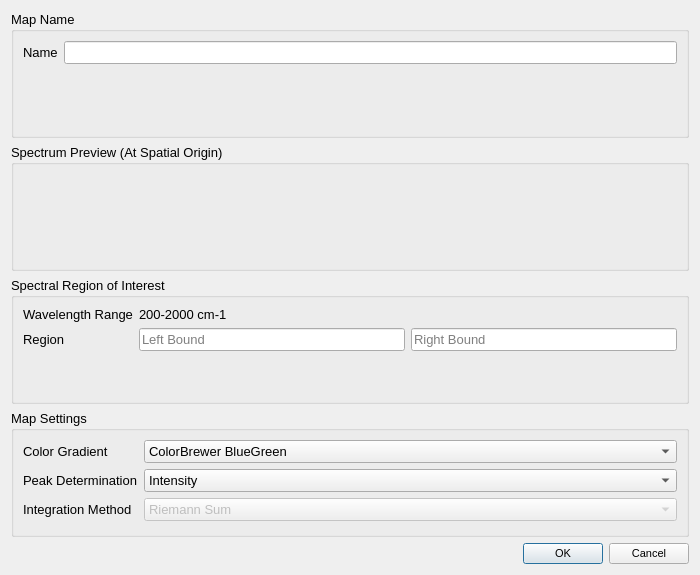
Qt form univariatedialog.ui (VespucciProject/Vespucci) before a commit.
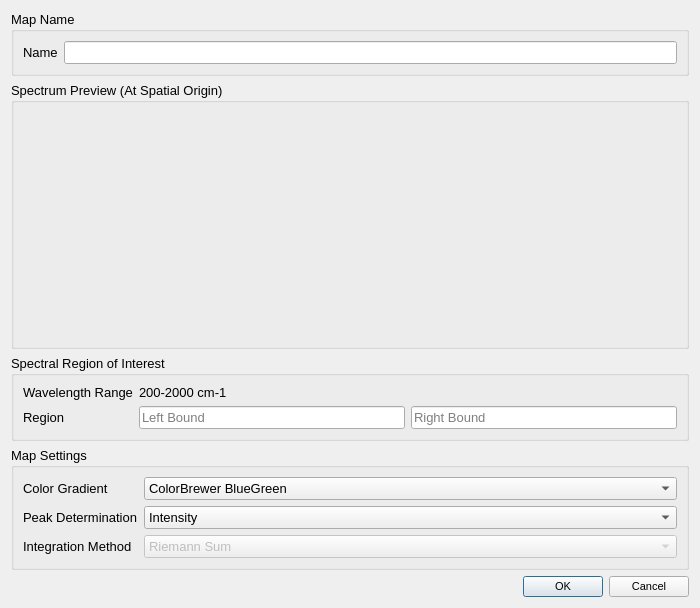
The same form after that commit. Custom widgets are drawn as their Qt base class.

Commit message: UI enhancements (larger dialogs with larger font (10 pt instead of 8 pt), plot preview interactions (mouse wheel zoom, drag), simplification of forms). Implementation of composite datasets through MetaDataset and MetaDatasetDialog.

Patch:
```diff
--- a/univariatedialog.ui
+++ b/univariatedialog.ui
@@ -13,35 +13,23 @@
   <property name="windowTitle">
    <string>Dialog</string>
   </property>
-  <layout class="QVBoxLayout" name="verticalLayout_2">
-   <item>
-    <widget class="QGroupBox" name="groupBox_3">
+  <layout class="QGridLayout" name="gridLayout">
+   <item row="4" column="0">
+    <widget class="QDialogButtonBox" name="buttonBox">
      <property name="font">
       <font>
-       <pointsize>10</pointsize>
+       <pointsize>8</pointsize>
       </font>
      </property>
-     <property name="title">
-      <string>Map Name</string>
+     <property name="orientation">
+      <enum>Qt::Horizontal</enum>
      </property>
-     <layout class="QFormLayout" name="formLayout_3">
-      <property name="fieldGrowthPolicy">
-       <enum>QFormLayout::AllNonFixedFieldsGrow</enum>
-      </property>
-      <item row="0" column="0">
-       <widget class="QLabel" name="label_5">
-        <property name="text">
-         <string>Name</string>
-        </property>
-       </widget>
-      </item>
-      <item row="0" column="1">
-       <widget class="QLineEdit" name="nameLineEdit"/>
-      </item>
-     </layout>
+     <property name="standardButtons">
+      <set>QDialogButtonBox::Cancel|QDialogButtonBox::Ok</set>
+     </property>
     </widget>
    </item>
-   <item>
+   <item row="1" column="0">
     <widget class="QGroupBox" name="groupBox_4">
      <property name="font">
       <font>
@@ -56,8 +44,8 @@
        <widget class="QCustomPlot" name="spectrumPlot" native="true">
         <property name="minimumSize">
          <size>
-          <width>0</width>
-          <height>0</height>
+          <width>600</width>
+          <height>225</height>
          </size>
         </property>
        </widget>
@@ -65,63 +53,7 @@
      </layout>
     </widget>
    </item>
-   <item>
-    <widget class="QGroupBox" name="groupBox">
-     <property name="font">
-      <font>
-       <pointsize>10</pointsize>
-      </font>
-     </property>
-     <property name="title">
-      <string>Spectral Region of Interest</string>
-     </property>
-     <layout class="QFormLayout" name="formLayout_2">
-      <property name="fieldGrowthPolicy">
-       <enum>QFormLayout::AllNonFixedFieldsGrow</enum>
-      </property>
-      <item row="0" column="0">
-       <widget class="QLabel" name="label_3">
-        <property name="text">
-         <string>Wavelength Range</string>
-        </property>
-       </widget>
-      </item>
-      <item row="0" column="1">
-       <widget class="QLabel" name="rangeLabel">
-        <property name="text">
-         <string>200-2000 cm-1</string>
-        </property>
-       </widget>
-      </item>
-      <item row="1" column="0">
-       <widget class="QLabel" name="label_4">
-        <property name="text">
-         <string>Region</string>
-        </property>
-       </widget>
-      </item>
-      <item row="1" column="1">
-       <layout class="QHBoxLayout" name="horizontalLayout">
-        <item>
-         <widget class="QLineEdit" name="minLineEdit">
-          <property name="placeholderText">
-           <string>Left Bound</string>
-          </property>
-         </widget>
-        </item>
-        <item>
-         <widget class="QLineEdit" name="maxLineEdit">
-          <property name="placeholderText">
-           <string>Right Bound</string>
-          </property>
-         </widget>
-        </item>
-       </layout>
-      </item>
-     </layout>
-    </widget>
-   </item>
-   <item>
+   <item row="3" column="0">
     <widget class="QGroupBox" name="groupBox_2">
      <property name="font">
       <font>
@@ -400,19 +332,87 @@
      </layout>
     </widget>
    </item>
-   <item>
-    <widget class="QDialogButtonBox" name="buttonBox">
+   <item row="0" column="0">
+    <widget class="QGroupBox" name="groupBox_3">
      <property name="font">
       <font>
-       <pointsize>8</pointsize>
+       <pointsize>10</pointsize>
       </font>
      </property>
-     <property name="orientation">
-      <enum>Qt::Horizontal</enum>
+     <property name="title">
+      <string>Map Name</string>
      </property>
-     <property name="standardButtons">
-      <set>QDialogButtonBox::Cancel|QDialogButtonBox::Ok</set>
+     <layout class="QFormLayout" name="formLayout_3">
+      <property name="fieldGrowthPolicy">
+       <enum>QFormLayout::AllNonFixedFieldsGrow</enum>
+      </property>
+      <item row="0" column="0">
+       <widget class="QLabel" name="label_5">
+        <property name="text">
+         <string>Name</string>
+        </property>
+       </widget>
+      </item>
+      <item row="0" column="1">
+       <widget class="QLineEdit" name="nameLineEdit"/>
+      </item>
+     </layout>
+    </widget>
+   </item>
+   <item row="2" column="0">
+    <widget class="QGroupBox" name="groupBox">
+     <property name="font">
+      <font>
+       <pointsize>10</pointsize>
+      </font>
      </property>
+     <property name="title">
+      <string>Spectral Region of Interest</string>
+     </property>
+     <layout class="QFormLayout" name="formLayout_2">
+      <property name="fieldGrowthPolicy">
+       <enum>QFormLayout::AllNonFixedFieldsGrow</enum>
+      </property>
+      <item row="0" column="0">
+       <widget class="QLabel" name="label_3">
+        <property name="text">
+         <string>Wavelength Range</string>
+        </property>
+       </widget>
+      </item>
+      <item row="0" column="1">
+       <widget class="QLabel" name="rangeLabel">
+        <property name="text">
+         <string>200-2000 cm-1</string>
+        </property>
+       </widget>
+      </item>
+      <item row="1" column="0">
+       <widget class="QLabel" name="label_4">
+        <property name="text">
+         <string>Region</string>
+        </property>
+       </widget>
+      </item>
+      <item row="1" column="1">
+       <layout class="QHBoxLayout" name="horizontalLayout">
+        <item>
+         <widget class="QLineEdit" name="minLineEdit">
+          <property name="placeholderText">
+           <string>Left Bound</string>
+          </property>
+         </widget>
+        </item>
+        <item>
+         <widget class="QLineEdit" name="maxLineEdit">
+          <property name="placeholderText">
+           <string>Right Bound</string>
+          </property>
+         </widget>
+        </item>
+       </layout>
+      </item>
+     </layout>
     </widget>
    </item>
   </layout>
```
Left out of the diff: 2 changed lines with no effect on the pictures. The commit also changes 36 other files.
